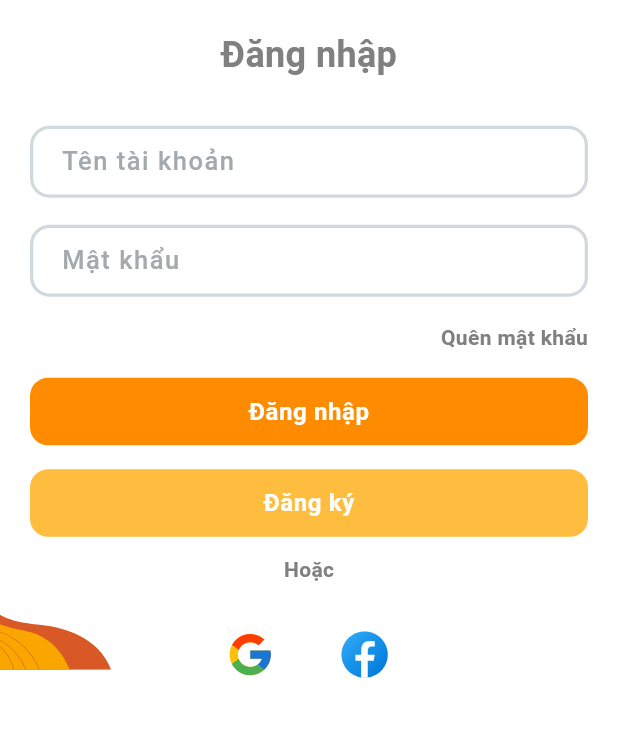
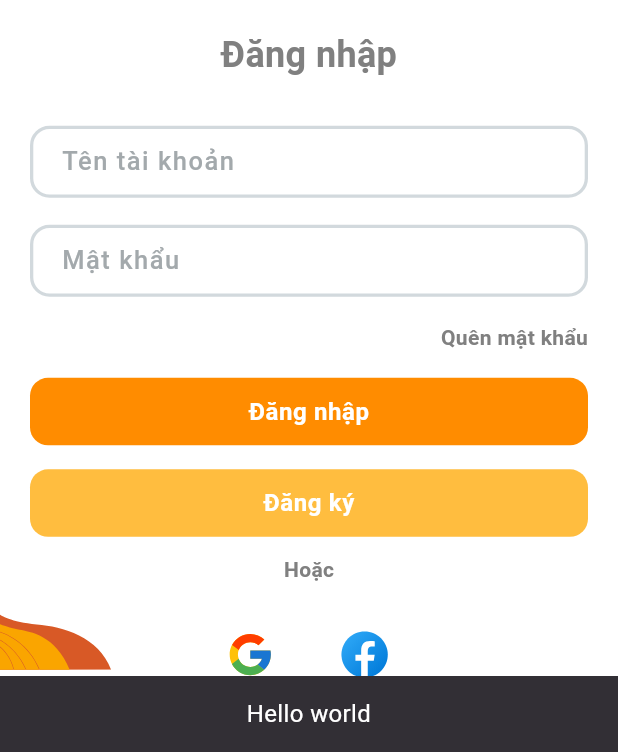
Before and after one commit to Vokhanh12/RongchoiApp, a Flutter app: the screen it shows after launch, after a tap on "Đăng ký", on a phone screen of 412 x 824 dp, the part 484-1236 px from its top. Run offline on Flutter 3.47's test engine with Material 3 defaults, Android fonts, the phone set to English and light mode, and no system bars; drawn by our look-alikes of modal_progress_hud_nsn; our stand-ins replace firebase_auth, firebase_core, flutter_clean_architecture, flutter_svg; missing offline and left inert: ensure_visible_when_focused; accounts and stored records are empty; generated files the repository leaves out were written again; network calls fail; project files that could hold a hidden picture were left out.

Commit message:
add commit

```diff
--- a/lib/app/page/home/home_controller.dart
+++ b/lib/app/page/home/home_controller.dart
@@ -27,6 +27,9 @@ class HomeController extends clean_architecture.Controller {
     homePresenter.getUserOnComplete = () {
       print('User retrieved');
     };
+
+
+
 
     // On error, show a snackbar, remove the user, and refresh the UI
     homePresenter.getUserOnError = (e) {
--- a/lib/app/page/login/login_controller.dart
+++ b/lib/app/page/login/login_controller.dart
@@ -13,28 +13,25 @@ class LoginController extends clean_architecture.Controller {
 
   final LoginPresenter _loginPresenter;
 
-  final GlobalKey<ScaffoldMessengerState> _scaffoldKey;
-
-  LoginController(authRepo, this._scaffoldKey)
-      : _loginPresenter = LoginPresenter(authRepo) {
+  LoginController(authRepo) : _loginPresenter = LoginPresenter(authRepo) {
     emailTextController = TextEditingController();
     passwordTextController = TextEditingController();
     initListeners();
   }
 
+
+   /// Initializes [Presenter] listeners
   @override
   void initListeners() {
     // Initialize presenter listeners here
     // These will be called upon success, failure, or data retrieval after usecase execution
-    _loginPresenter.loginOnComplete = this._loginOnComplete;
-    _loginPresenter.loginOnNext = () => print("onNext");
-    _loginPresenter.loginOnError = this._loginOnError;
+    _loginPresenter.loginOnComplete = _loginOnComplete;
+    _loginPresenter.loginOnError = _loginOnError;
   }
 
+
+  // Logs a [User] into the application
   void login() async {
-    print(emailTextController.text);
-    print(passwordTextController.text);
-
     isLoading = true;
     refreshUI();
     // pass appropriate credentials here
@@ -46,17 +43,17 @@ class LoginController extends clean_architecture.Controller {
   /// Login is successful
   void _loginOnComplete() {
     dismissLoading();
+    showGenericSnackbar(getContext(), "Đăng nhập thành công", isError: false);
   }
 
   void _loginOnError(e) {
     dismissLoading();
-    showGenericSnackbar(_scaffoldKey, e.message, isError: true);
+    showGenericSnackbar(getContext(), e.message, isError: false);
   }
 
   void dismissLoading() {
     isLoading = false;
     refreshUI();
-    showGenericSnackbar(_scaffoldKey, "Hello world", isError: false);
   }
 
   void _submit() async {
@@ -67,6 +64,7 @@ class LoginController extends clean_architecture.Controller {
 
   void register() {
     print("Clicked register");
+    showGenericSnackbar(getContext(), "Hello world", isError: false);
   }
 
   void forgotPassword() {
--- a/lib/app/page/login/login_view.dart
+++ b/lib/app/page/login/login_view.dart
@@ -8,6 +8,7 @@ import 'package:flutter_clean_architecture/flutter_clean_architecture.dart'
 import 'package:modal_progress_hud_nsn/modal_progress_hud_nsn.dart';
 import 'package:rongchoi_app/app/page/home/home_controller.dart';
 import 'package:rongchoi_app/app/page/login/login_controller.dart';
+import 'package:rongchoi_app/app/utils/constants.dart';
 import 'package:rongchoi_app/app/widgets/custom_button_01.dart';
 import 'package:rongchoi_app/app/widgets/custom_button_02.dart';
 import 'package:rongchoi_app/app/widgets/custom_circle_image.dart';
@@ -42,10 +43,6 @@ class LoginPageResponsiveViewState
   late final TextEditingController _password;
 
   final GlobalKey<FormState> _formKey = GlobalKey<FormState>();
-  final _scaffoldKey = GlobalKey<ScaffoldMessengerState>();
-
-
-  bool _isLoading = false;
 
   final FocusNode _emailFocus;
   final FocusNode _passFocus;
@@ -53,7 +50,7 @@ class LoginPageResponsiveViewState
   LoginPageResponsiveViewState()
       : _emailFocus = FocusNode(),
         _passFocus = FocusNode(),
-        super(LoginController(DataAuthenticationRepository(),GlobalKey<ScaffoldMessengerState>()));
+        super(LoginController(DataAuthenticationRepository()));
 
   @override
   void initState() {
@@ -73,14 +70,10 @@ class LoginPageResponsiveViewState
 
   Widget loginScaffold({Widget? child}) {
     return Scaffold(
-      key: _scaffoldKey,
+      key: globalKey,
       body: child, // Provide a default value for child
     );
   }
-
-  @override
-  // TODO: implement desktopView
-  Widget get desktopView => Container();
 
   @override
   Widget get mobileView => loginScaffold(child:
@@ -158,6 +151,10 @@ class LoginPageResponsiveViewState
   @override
   // TODO: implement watchView
   Widget get watchView => Container();
+
+  @override
+  // TODO: implement desktopView
+  Widget get desktopView => throw UnimplementedError();
 
   Widget get background => Positioned(
       top: 0.0,
@@ -287,26 +284,6 @@ class LoginPageResponsiveViewState
     }
   }
 
-  // Google Button
-  Widget get googleButton =>
-      clean_architecture.ControlledWidgetBuilder<LoginController>(
-          builder: (context, controller) {
-        final appLocalization = AppLocalizations.of(context);
-        if (appLocalization != null) {
-          return GestureDetector(
-            onTap: () => {print("hello world")},
-            child: CustomCircleImage(
-              widthPicture: ScreenSize.screenWidth / 10 * 0.8,
-              heightPicture: ScreenSize.screenHeight / 10 * 0.8,
-              color: Colors.white,
-              url: 'assets/svg/icon-google.svg',
-            ),
-          );
-        } else {
-          return Container(child: Text("Hello world aaaa"));
-        }
-      });
-
   // Facebook Button
   Widget get facebookButton =>
       clean_architecture.ControlledWidgetBuilder<LoginController>(
@@ -326,22 +303,35 @@ class LoginPageResponsiveViewState
         }
       });
 
+  // Google Button
+  Widget get googleButton =>
+      clean_architecture.ControlledWidgetBuilder<LoginController>(
+          builder: (context, controller) {
+        final appLocalization = AppLocalizations.of(context);
+        if (appLocalization != null) {
+          return GestureDetector(
+            onTap: () {},
+            child: CustomCircleImage(
+              widthPicture: ScreenSize.screenWidth / 10 * 0.8,
+              heightPicture: ScreenSize.screenHeight / 10 * 0.8,
+              color: Colors.white,
+              url: 'assets/svg/icon-google.svg',
+            ),
+          );
+        } else {
+          return Container(child: Text("Hello world aaaa"));
+        }
+      });
+
   // Register Button
   Widget get registerButton =>
       clean_architecture.ControlledWidgetBuilder<LoginController>(
           builder: (context, controller) {
         final appLocalization = AppLocalizations.of(context);
         if (appLocalization != null) {
-          return GestureDetector(
-            child: Container(
-              constraints: const BoxConstraints(maxWidth: 600),
-              child: GestureDetector(
-                onTap: () => {},
-                child: CustomButton_02(
-                  text: appLocalization.registerButtonLabel,
-                ),
-              ),
-            ),
+          return CustomButton_02(
+            onTap: () => controller.register(),
+            text: appLocalization.registerButtonLabel,
           );
         } else {
           return Container();
--- a/lib/app/utils/constants.dart
+++ b/lib/app/utils/constants.dart
@@ -18,7 +18,7 @@ SnackBar _getGenericSnackbar(String text, bool isError) {
 }
 
 /// Shows a generic [Snackbar]
-void showGenericSnackbar(GlobalKey<ScaffoldMessengerState> key, String text,
+void showGenericSnackbar(BuildContext context, String text,
     {bool isError = false}) {
-  key.currentState!.showSnackBar(_getGenericSnackbar(text, isError));
+  ScaffoldMessenger.of(context).showSnackBar(_getGenericSnackbar(text, isError));
 }
--- a/lib/app/widgets/custom_button_02.dart
+++ b/lib/app/widgets/custom_button_02.dart
@@ -6,7 +6,9 @@ import 'package:rongchoi_app/app/page/login/login_controller.dart';
 
 class CustomButton_02 extends StatefulWidget {
   final String text;
-  const CustomButton_02({Key? key, required this.text})
+  final Function() onTap;
+
+  const CustomButton_02({Key? key, required this.text, required this.onTap})
       : super(key: key);
 
   @override
@@ -16,17 +18,15 @@ class CustomButton_02 extends StatefulWidget {
 class _CustomButton_02State extends State<CustomButton_02> {
   bool isButtonClicked = false;
 
-
   @override
   Widget build(BuildContext context) {
-  final screenWidth = MediaQuery.of(context).size.width;
-  final screenHeight = MediaQuery.of(context).size.height;
-
-
+    final screenWidth = MediaQuery.of(context).size.width;
+    final screenHeight = MediaQuery.of(context).size.height;
 
     return Material(
       color: const Color.fromARGB(0, 82, 58, 58),
       child: InkWell(
+        onTap: widget.onTap,
         onTapDown: (details) {
           setState(() {
             isButtonClicked = true;
@@ -45,7 +45,7 @@ class _CustomButton_02State extends State<CustomButton_02> {
           ),
           alignment: FractionalOffset.center,
           decoration: BoxDecoration(
-            color: isButtonClicked ?      Color(0xFFFFCE00)  :  Color(0xFFFFBD3F),
+            color: isButtonClicked ? Color(0xFFFFCE00) : Color(0xFFFFBD3F),
             borderRadius: BorderRadius.circular(12.0),
           ),
           child: Text(
--- a/lib/data/repositories/data_authentication_repository.dart
+++ b/lib/data/repositories/data_authentication_repository.dart
@@ -3,8 +3,22 @@ import 'package:rongchoi_app/domain/repositories/authentication_repository.dart'
 import 'package:flutter/material.dart';
 import 'package:firebase_auth/firebase_auth.dart';
 import 'package:rongchoi_app/firebase_options.dart';
+import 'package:logging/logging.dart';
 
 class DataAuthenticationRepository extends AuthenticationRepository {
+  // Members
+  /// Singleton object of `DataAuthenticationRepository`
+  static DataAuthenticationRepository _instance = DataAuthenticationRepository._internal();
+
+  late Logger _logger;
+
+    // Constructors
+  DataAuthenticationRepository._internal() {
+    _logger = Logger('DataAuthenticationRepository');
+  }
+
+  factory DataAuthenticationRepository() => _instance;
+
   @override
   Future<void> authenticate(
       {required String email, required String password}) async {
@@ -20,6 +34,7 @@ class DataAuthenticationRepository extends AuthenticationRepository {
       print("email:" + email);
       print("password:" + password);
       print("success login");
+      _logger.finest('Login Successful.');
     } on FirebaseAuthException catch (ex) {
       print("email:" + email);
       print("password:" + password);
@@ -27,6 +42,9 @@ class DataAuthenticationRepository extends AuthenticationRepository {
       print("something bad happened");
       print(ex.runtimeType);
       print(ex);
+
+      _logger.warning(ex.message);
+      rethrow;
     }
   }
 
```
Also changed, not shown: lib/app/page/login/login_presenter.dart (+9 -11 lines).
